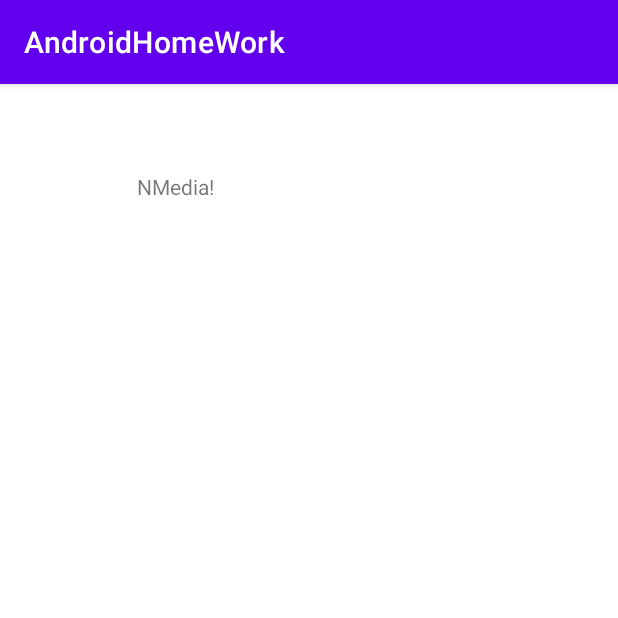
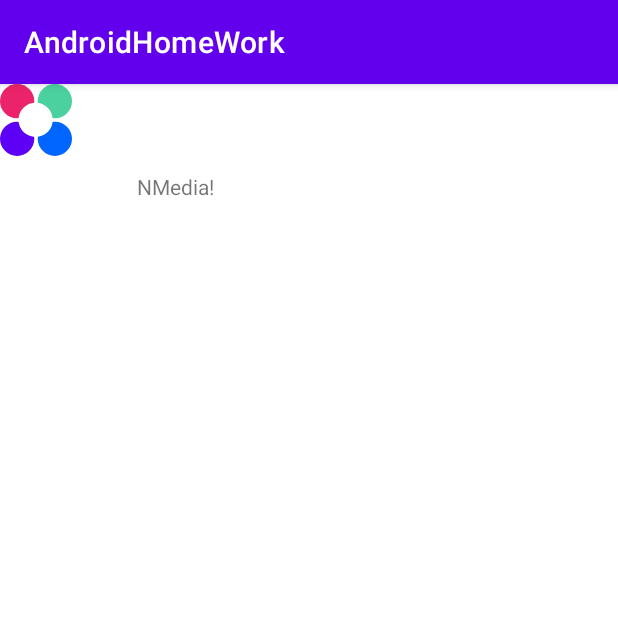
Before and after one commit to SemakinG1991/AndroidHW, an Android app: the screen it shows after launch (MainActivity), on a phone screen of 412 x 824 dp, the top half of it. Run offline under Robolectric (Android 15) with nearby library versions, the phone set to English and light mode, and no system bars.

```diff
--- /dev/null
+++ b/app/src/main/res/drawable/netology.xml
@@ -0,0 +1,21 @@
+<vector xmlns:android="http://schemas.android.com/apk/res/android"
+    android:width="48dp"
+    android:height="48dp"
+    android:viewportWidth="48"
+    android:viewportHeight="48">
+  <path
+      android:pathData="M36.574,48C30.264,48 25.148,42.884 25.148,36.574C25.148,30.264 30.264,25.148 36.574,25.148C42.884,25.148 48,30.264 48,36.574C48,42.884 42.884,48 36.574,48Z"
+      android:fillColor="#0066FF"/>
+  <path
+      android:pathData="M11.426,48C17.736,48 22.852,42.884 22.852,36.574C22.852,30.264 17.736,25.148 11.426,25.148C5.116,25.148 0,30.264 0,36.574C0,42.884 5.116,48 11.426,48Z"
+      android:fillColor="#5D00F5"/>
+  <path
+      android:pathData="M11.426,22.852C17.736,22.852 22.852,17.736 22.852,11.426C22.852,5.116 17.736,0 11.426,0C5.116,0 0,5.116 0,11.426C0,17.736 5.116,22.852 11.426,22.852Z"
+      android:fillColor="#EB236B"/>
+  <path
+      android:pathData="M36.574,22.852C42.884,22.852 48,17.736 48,11.426C48,5.116 42.884,0 36.574,0C30.264,0 25.148,5.116 25.148,11.426C25.148,17.736 30.264,22.852 36.574,22.852Z"
+      android:fillColor="#4BD0A0"/>
+  <path
+      android:pathData="M23.739,35.374C30.05,35.374 35.165,30.235 35.165,23.896C35.165,17.556 30.05,12.417 23.739,12.417C17.429,12.417 12.313,17.556 12.313,23.896C12.313,30.235 17.429,35.374 23.739,35.374Z"
+      android:fillColor="#ffffff"/>
+</vector>
--- a/app/src/main/res/layout/activity_main.xml
+++ b/app/src/main/res/layout/activity_main.xml
@@ -16,4 +16,9 @@
         app:layout_constraintTop_toTopOf="parent"
         app:layout_constraintVertical_bias="0.096" />
 
+    <ImageView
+        android:layout_width="wrap_content"
+        android:layout_height="wrap_content"
+        android:src="@drawable/netology" />
+
 </androidx.constraintlayout.widget.ConstraintLayout>
```
Also changed, not shown: 1 other file.
